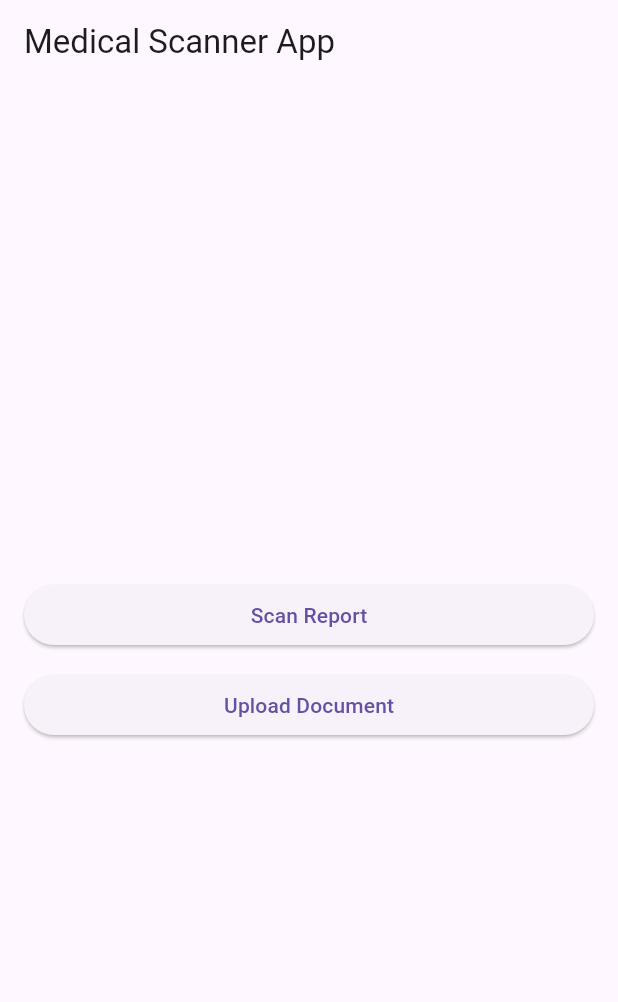
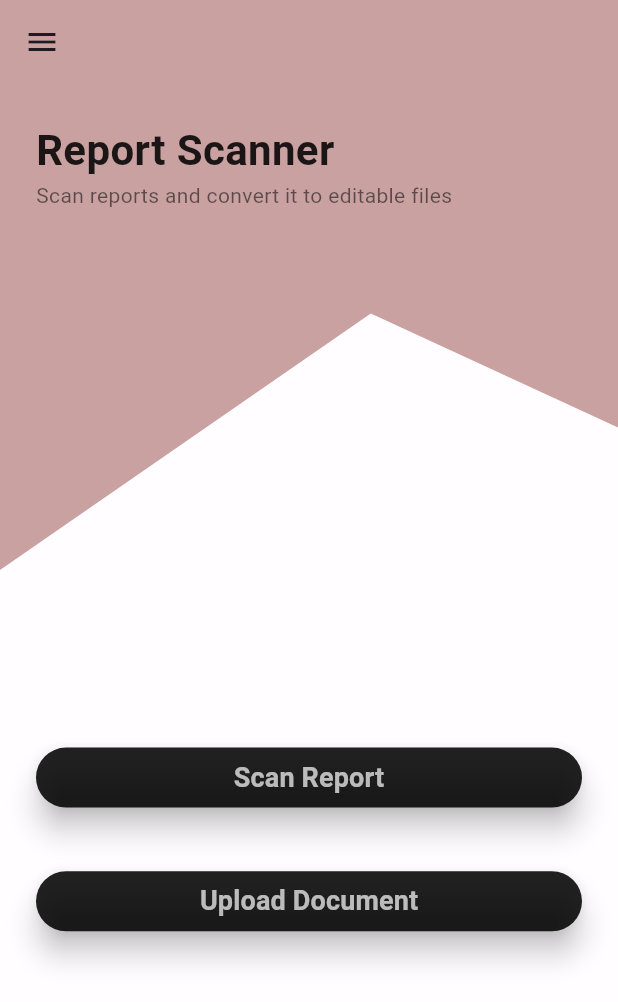
Before and after one commit to Saroj-jha-aset/Medical-scanner, a Flutter app: the screen it shows after launch, after a tap on "Scan Report", on a phone screen of 412 x 824 dp. Shown: the top 1002 px of the screen. Run offline on Flutter 3.47's test engine with Material 3 defaults, Android fonts, the phone set to English and light mode, and no system bars; our stand-ins replace google_fonts, image_picker.

Commit message:
feat: add camera and gallery upload with permissions

```diff
--- a/app/lib/main.dart
+++ b/app/lib/main.dart
@@ -14,7 +14,7 @@ class ScannerApp extends StatelessWidget {
     return  MaterialApp(
       title: AppConstants.appName,
       debugShowCheckedModeBanner: false,
-      home: const HomeScreen(),
+      home: HomeScreen(),
     );
   }
 }
--- a/app/lib/screens/home_screen.dart
+++ b/app/lib/screens/home_screen.dart
@@ -1,34 +1,87 @@
 import 'package:flutter/material.dart';
 import 'package:app/widgets/custom_button.dart';
+import 'package:app/widgets/diagona_clipper.dart';
+import 'package:image_picker/image_picker.dart';
+import 'package:app/services/camera_service.dart';
+import 'package:app/services/file_picker_service.dart';
 
-class HomeScreen extends StatelessWidget{
-  const HomeScreen ({super.key});
+class HomeScreen extends StatelessWidget {
+   HomeScreen({super.key});
+
+  final CameraService _cameraService = CameraService();
+  final FilePickerService _filePickerService = FilePickerService();
+
+  Future<void> scanWithCamera(BuildContext context) async {
+    final image = await _cameraService.pickFromCamera();
+    if (image != null) {
+      Navigator.pushNamed(context, '/preview', arguments: image.path);
+    }
+  }
+
+  Future<void> uploadDocument(BuildContext context) async {
+    final image = await _filePickerService.pickFromGallery();
+    if (image != null) {
+      Navigator.pushNamed(context, '/preview', arguments: image.path);
+    }
+  }
 
   @override
   Widget build(BuildContext context) {
+    final height = MediaQuery.of(context).size.height;
 
     return Scaffold(
-      appBar: AppBar(
-        title: const Text("Medical Scanner App"),
-      ),
-      body: Padding(
-          padding:const EdgeInsets.all(16),
-        child: Column(
-          mainAxisAlignment: MainAxisAlignment.center,
-          children:[
-            CustomButton(text: "Scan Report", onPressed: (){
-              //navigation later
-            },
+      extendBodyBehindAppBar: true,
+      drawer: Drawer(),
+      appBar: AppBar(backgroundColor: Colors.transparent),
+
+      body: Stack(
+        children: [
+          Container(color: Colors.white70),
+          ClipPath(
+            clipper: DiagonalClipper(),
+            child: Container(height: 380, color: Color(0xFFC9A1A1)),
+          ),
+          Positioned(
+            top: 80,
+            left: 24,
+            child: Column(
+              crossAxisAlignment: CrossAxisAlignment.start,
+              children: [
+                Text(
+                  "Report Scanner",
+                  style: TextStyle(
+                    fontSize: 28,
+                    fontWeight: FontWeight.bold,
+                    color: Colors.black87,
+                  ),
+                ),
+                Text(
+                  "Scan reports and convert it to editable files",
+                  style: TextStyle(color: Colors.black54),
+                ),
+              ],
             ),
-            const SizedBox(height: 12),
-            CustomButton(text: "Upload Document", onPressed: (){
-              //later
-            },
+          ),
+          Positioned(
+            top: height * 0.60,
+            left: 24,
+            right: 24,
+            child: CustomButton(
+              text: "Scan Report",
+              onPressed: () => scanWithCamera(context),
             ),
+          ),
 
-          ]
-        ),
-
+          Positioned(
+            top: height * 0.70,
+            left: 24,
+            right: 24,
+            child: CustomButton(
+              text: "Upload Document",
+              onPressed: () =>uploadDocument(context),
+            ),
+          ),
+        ],
       ),
     );
   }
--- /dev/null
+++ b/app/lib/services/camera_service.dart
@@ -0,0 +1,12 @@
+import 'package:image_picker/image_picker.dart';
+
+class CameraService {
+  final ImagePicker _picker = ImagePicker();
+
+  Future<XFile?> pickFromCamera() async {
+    return await _picker.pickImage(
+      source: ImageSource.camera,
+      imageQuality: 90,
+    );
+  }
+}
--- /dev/null
+++ b/app/lib/services/file_picker_service.dart
@@ -0,0 +1,11 @@
+import 'package:image_picker/image_picker.dart';
+
+class FilePickerService {
+  final ImagePicker _picker = ImagePicker();
+
+  Future<XFile?> pickFromGallery() async {
+    return await _picker.pickImage(
+      source: ImageSource.gallery,
+    );
+  }
+}
--- a/app/lib/widgets/custom_button.dart
+++ b/app/lib/widgets/custom_button.dart
@@ -1,22 +1,31 @@
 import 'package:flutter/material.dart';
+import 'package:google_fonts/google_fonts.dart';
 
-class CustomButton extends StatelessWidget{
+class CustomButton extends StatelessWidget {
   final String text;
   final VoidCallback onPressed;
 
-  const CustomButton({
-    super.key,
-    required this.text,
-    required this.onPressed,
-});
+  const CustomButton({super.key, required this.text, required this.onPressed});
 
   @override
   Widget build(BuildContext context) {
     return SizedBox(
-      width:double.infinity,
+      width: double.infinity,
       child: ElevatedButton(
-          onPressed: onPressed,
-          child:Text(text),
+        onPressed: onPressed,
+
+        style: ElevatedButton.styleFrom(
+          foregroundColor: Colors.white70,
+          backgroundColor: Colors.black87,
+          elevation: 8,
+        ),
+        child: Text(
+          text,
+          style: GoogleFonts.fuzzyBubbles(
+            fontSize: 18,
+            fontWeight: FontWeight.w700,
+          ),
+        ),
       ),
     );
   }
--- /dev/null
+++ b/app/lib/widgets/diagona_clipper.dart
@@ -0,0 +1,33 @@
+import 'package:flutter/material.dart';
+
+class DiagonalClipper extends CustomClipper<Path> {
+  @override
+  Path getClip(Size size) {
+    Path path = Path();
+
+    // Start from top-left
+    path.moveTo(0, 0);
+
+    // Top-right
+    path.lineTo(size.width, 0);
+
+    // Right side down
+    path.lineTo(size.width, size.height * 0.75);
+
+    //Traingle point(center bottom)
+    path.lineTo(size.width*0.6, size.height*0.55);
+
+   //Left side up
+    path.lineTo(0, size.height*1);
+
+    // Back to start
+    path.close();
+
+    return path;
+  }
+
+  @override
+  bool shouldReclip(CustomClipper<Path> oldClipper) {
+    return false;
+  }
+}
--- a/app/pubspec.yaml
+++ b/app/pubspec.yaml
@@ -30,6 +30,8 @@ environment:
 dependencies:
   flutter:
     sdk: flutter
+  google_fonts: ^6.2.1
+  image_picker: ^1.0.7
 
   # The following adds the Cupertino Icons font to your application.
   # Use with the CupertinoIcons class for iOS style icons.
```
Also changed, not shown: 1 other file.
